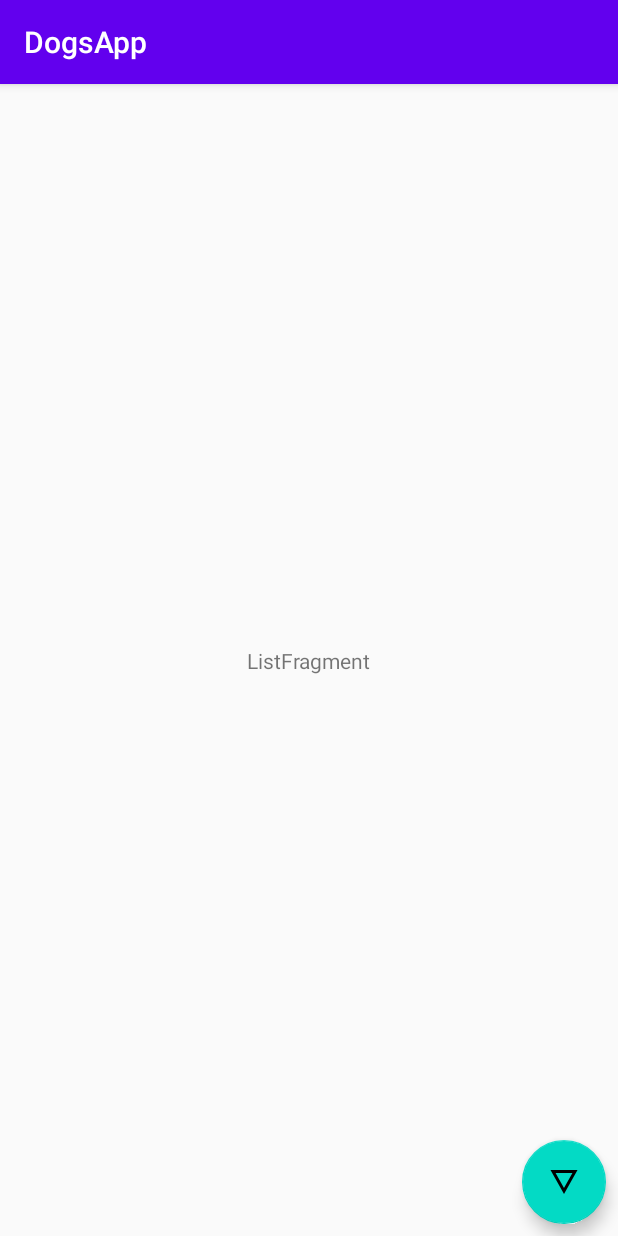
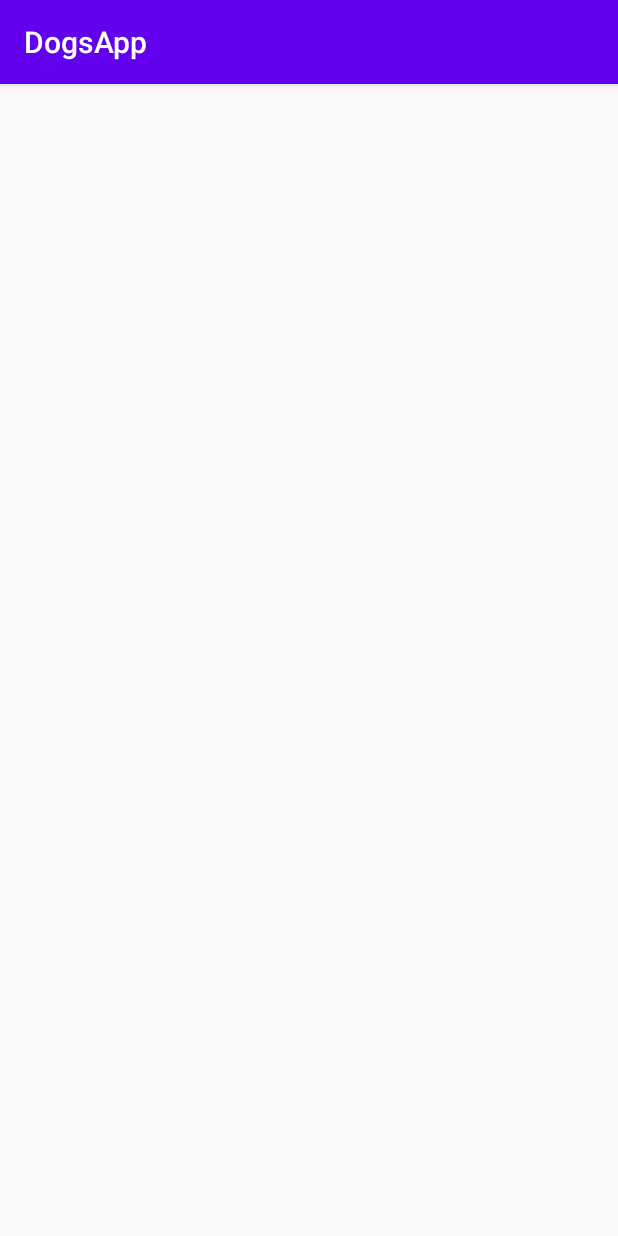
Before and after one commit to stephaniebauer/AndroidDogApp, an Android app: the fragment ListFragment shown on its own in the app's theme, on a phone screen of 412 x 824 dp. Run offline under Robolectric (Android 15) with nearby library versions, the light colour scheme and no system bars; our stand-ins replace ButterKnife.

Commit message:
finished part 19

```diff
--- a/app/src/main/java/com/example/dogsapp/view/ListFragment.java
+++ b/app/src/main/java/com/example/dogsapp/view/ListFragment.java
@@ -2,23 +2,33 @@ package com.example.dogsapp.view;
 
 import android.os.Bundle;
 
+import androidx.annotation.NonNull;
+import androidx.annotation.Nullable;
 import androidx.fragment.app.Fragment;
+import androidx.navigation.NavDirections;
+import androidx.navigation.Navigation;
 
 import android.view.LayoutInflater;
 import android.view.View;
 import android.view.ViewGroup;
 
 import com.example.dogsapp.R;
+import com.google.android.material.floatingactionbutton.FloatingActionButton;
+
+import butterknife.BindView;
+import butterknife.ButterKnife;
 
 public class ListFragment extends Fragment {
 
     public ListFragment() {
     }
 
-
     @Override
     public View onCreateView(LayoutInflater inflater, ViewGroup container,
                              Bundle savedInstanceState) {
-        return inflater.inflate(R.layout.fragment_list, container, false);
+        View view = inflater.inflate(R.layout.fragment_list, container, false);
+        ButterKnife.bind(this, view);
+        return view;
     }
+
 }
--- a/app/src/main/res/layout/fragment_list.xml
+++ b/app/src/main/res/layout/fragment_list.xml
@@ -6,31 +6,4 @@
     android:layout_height="match_parent"
     tools:context=".view.ListFragment">
 
-    <TextView
-        android:id="@+id/textView"
-        android:layout_width="wrap_content"
-        android:layout_height="wrap_content"
-        android:layout_marginStart="8dp"
-        android:layout_marginLeft="8dp"
-        android:layout_marginTop="8dp"
-        android:layout_marginEnd="8dp"
-        android:layout_marginRight="8dp"
-        android:layout_marginBottom="8dp"
-        android:text="ListFragment"
-        app:layout_constraintBottom_toBottomOf="parent"
-        app:layout_constraintEnd_toEndOf="parent"
-        app:layout_constraintStart_toStartOf="parent"
-        app:layout_constraintTop_toTopOf="parent" />
-
-    <com.google.android.material.floatingactionbutton.FloatingActionButton
-        android:id="@+id/floatingActionButton"
-        android:layout_width="wrap_content"
-        android:layout_height="wrap_content"
-        android:layout_marginEnd="8dp"
-        android:layout_marginRight="8dp"
-        android:layout_marginBottom="8dp"
-        android:clickable="true"
-        android:src="@drawable/ic_details"
-        app:layout_constraintBottom_toBottomOf="parent"
-        app:layout_constraintEnd_toEndOf="parent" />
 </androidx.constraintlayout.widget.ConstraintLayout>
```
Also changed, not shown: app/src/main/java/com/example/dogsapp/view/DetailFragment.java (+23 -1 lines), app/src/main/java/com/example/dogsapp/view/MainActivity.java (+13 -1 lines), app/src/main/res/layout/fragment_detail.xml (+0 -23 lines), app/src/main/res/navigation/dog_navigation.xml (+7 -1 lines).
